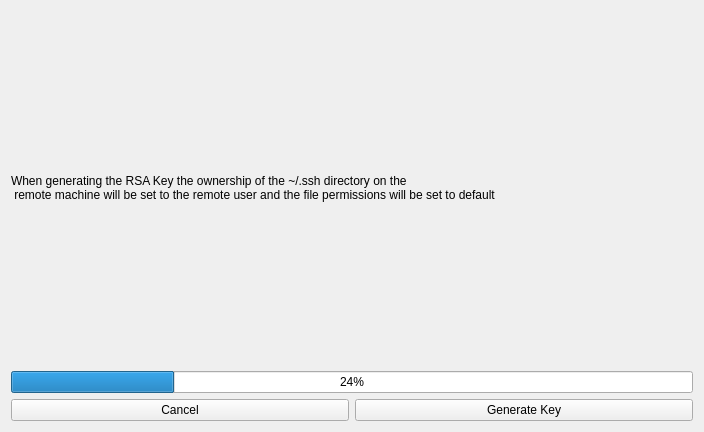
Before: the Qt Designer form src/ui_files/Generate_Key_Design.ui in uf-reef-avl/multilauncher, drawn with Qt 5.
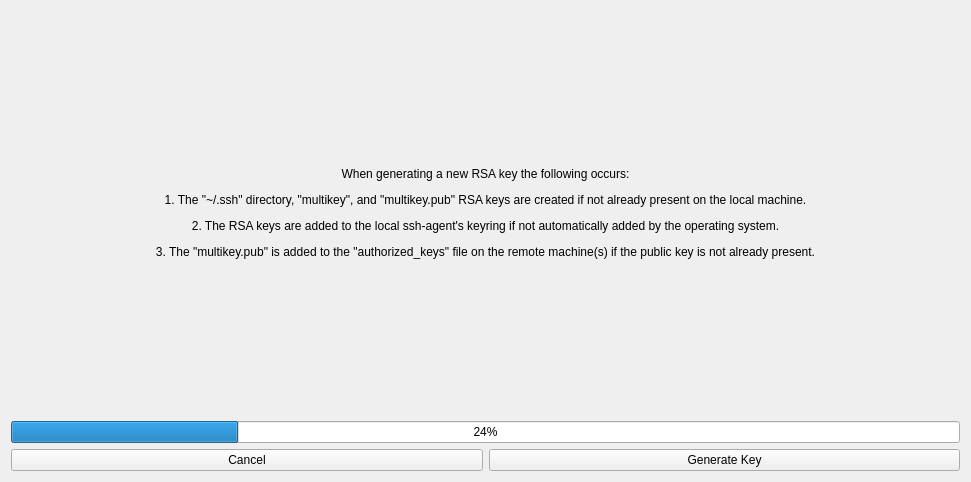
After: the same form once the commit is applied.

Commit message: Generate RSA Key now checks to see if the autogenerated key is already present on the remote machines. Text output is handled differently to more accurately find and display escape sequences.

Patch:
```diff
--- a/src/ui_files/Generate_Key_Design.ui
+++ b/src/ui_files/Generate_Key_Design.ui
@@ -6,8 +6,8 @@
    <rect>
     <x>0</x>
     <y>0</y>
-    <width>704</width>
-    <height>432</height>
+    <width>971</width>
+    <height>482</height>
    </rect>
   </property>
   <property name="windowTitle">
@@ -19,8 +19,10 @@
      <item>
       <widget class="QLabel" name="instructionslabel">
        <property name="text">
-        <string>When generating the RSA Key the ownership of the ~/.ssh directory on the 
- remote machine will be set to the remote user and the file permissions will be set to default</string>
+        <string>&lt;html&gt;&lt;head/&gt;&lt;body&gt;&lt;p align=&quot;center&quot;&gt;When generating a new RSA key the following occurs:&lt;/p&gt;&lt;p align=&quot;center&quot;&gt;1. The &amp;quot;~/.ssh&amp;quot; directory, &amp;quot;multikey&amp;quot;, and &amp;quot;multikey.pub&amp;quot; RSA keys are created if not already present on the local machine.&lt;/p&gt;&lt;p align=&quot;center&quot;&gt;2. The RSA keys are added to the local ssh-agent's keyring if not automatically added by the operating system.&lt;/p&gt;&lt;p align=&quot;center&quot;&gt;3. The &amp;quot;multikey.pub&amp;quot; is added to the &amp;quot;authorized_keys&amp;quot; file on the remote machine(s) if the public key is not already present.&lt;/p&gt;&lt;/body&gt;&lt;/html&gt;</string>
+       </property>
+       <property name="alignment">
+        <set>Qt::AlignCenter</set>
        </property>
       </widget>
      </item>
```
The commit also changes 10 other files.
